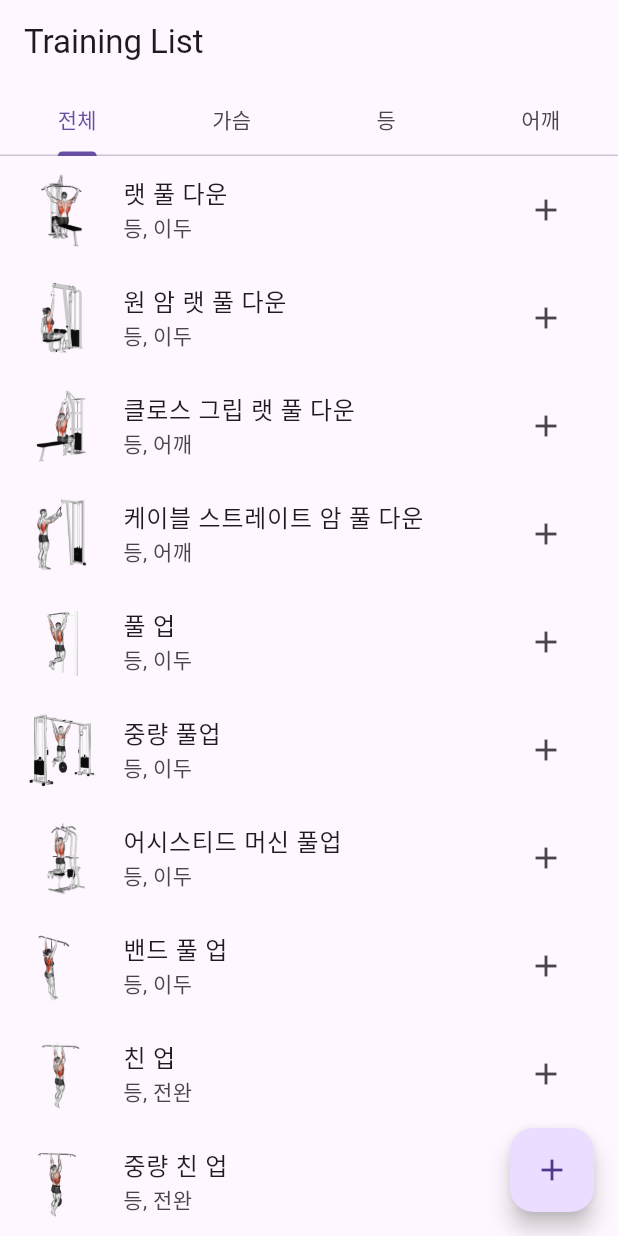
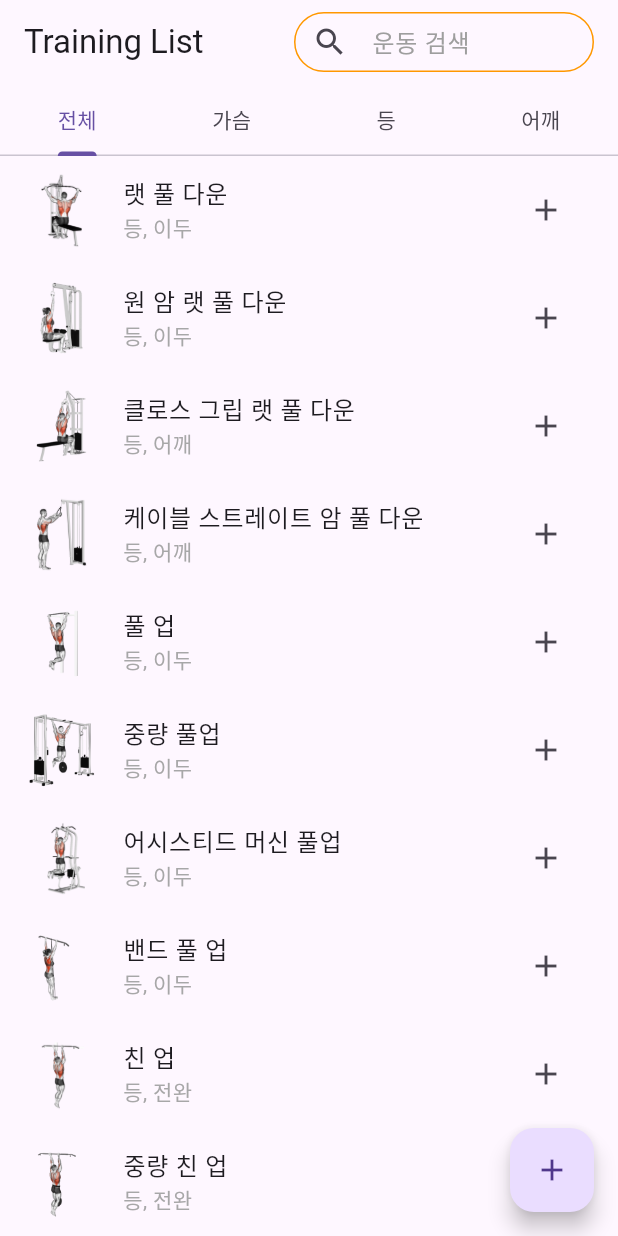
Before and after one commit to choihojean/fitnessapp_capstone, a Flutter app: the ScreenTrainingList screen opened directly with empty values, on a phone screen of 412 x 824 dp. Run offline on Flutter 3.47's test engine with Material 3 defaults, Android fonts, the phone set to English and light mode, and no system bars; our stand-ins replace image_picker, shared_preferences, sqflite, table_calendar; accounts and stored records are empty.

Commit message:
feat, refactor: like 검색 기능 추가 및 UI 수정

```diff
--- a/knufit/lib/screen/screen_training_list.dart
+++ b/knufit/lib/screen/screen_training_list.dart
@@ -2,10 +2,18 @@ import 'package:flutter/material.dart';
 import '../../database/db_helper.dart'; // DBHelper 클래스를 import
 import '../training_list.dart';
 
-class ScreenTrainingList extends StatelessWidget {
+class ScreenTrainingList extends StatefulWidget {
   final Map<String, dynamic> user; // 사용자 정보를 받을 변수
 
   ScreenTrainingList({required this.user, Key? key}) : super(key: key);
+
+  @override
+  _ScreenTrainingListState createState() => _ScreenTrainingListState();
+}
+
+class _ScreenTrainingListState extends State<ScreenTrainingList> {
+  String searchQuery = ''; // 검색어를 저장할 변수
+  TextEditingController searchController = TextEditingController();
 
   @override
   Widget build(BuildContext context) {
@@ -15,6 +23,53 @@ class ScreenTrainingList extends StatelessWidget {
         appBar: AppBar(
           title: Text('Training List'),
           automaticallyImplyLeading: false, // 뒤로 가기 버튼 삭제
+          actions: [
+            Padding(
+              padding: const EdgeInsets.symmetric(vertical: 8.0, horizontal: 16.0),
+              child: Container(
+                width: 200,
+                child: TextField(
+                  controller: searchController,
+                  decoration: InputDecoration(
+                    hintText: '운동 검색',
+                    prefixIcon: Icon(Icons.search),
+                    suffixIcon: searchController.text.isNotEmpty
+                        ? IconButton(
+                            icon: Icon(Icons.cancel, color: Colors.grey),
+                            onPressed: () {
+                              setState(() {
+                                searchController.clear();
+                                searchQuery = '';
+                              });
+                            },
+                          )
+                        : null,
+                    border: OutlineInputBorder(
+                      borderRadius: BorderRadius.circular(30),
+                      borderSide: BorderSide(color: Colors.orange), // 테두리 색상 설정
+                    ),
+                    focusedBorder: OutlineInputBorder(
+                      borderRadius: BorderRadius.circular(30),
+                      borderSide: BorderSide(color: Colors.orange), // 포커스 시 테두리 색상 설정
+                    ),
+                    enabledBorder: OutlineInputBorder(
+                      borderRadius: BorderRadius.circular(30),
+                      borderSide: BorderSide(color: Colors.orange), // 활성화된 상태의 테두리 색상 설정
+                    ),
+                    contentPadding: EdgeInsets.symmetric(vertical: 5.0, horizontal: 20.0), // 텍스트 위치 조정
+                    hintStyle: TextStyle(
+                      color: Colors.grey, // 힌트 텍스트 색상 설정
+                    ),
+                  ),
+                  onChanged: (value) {
+                    setState(() {
+                      searchQuery = value.toLowerCase(); // 검색어를 저장하고 소문자로 변환
+                    });
+                  },
+                ),
+              ),
+            ),
+          ],
           bottom: TabBar(
             tabs: [
               Tab(text: '전체'),
@@ -51,7 +106,12 @@ class ScreenTrainingList extends StatelessWidget {
       filteredItems = items.where((item) => item['category'] == category).toList();
     }
 
-    print('Filtered items for $category: ${filteredItems.length}'); // 필터링된 항목의 수를 출력
+    // 검색어가 있을 경우 필터링
+    if (searchQuery.isNotEmpty) {
+      filteredItems = filteredItems
+          .where((item) => item['title']!.toLowerCase().contains(searchQuery))
+          .toList();
+    }
 
     return ListView.builder(
       itemCount: filteredItems.length,
@@ -65,7 +125,12 @@ class ScreenTrainingList extends StatelessWidget {
             fit: BoxFit.contain,
           ),
           title: Text(item['title']!),
-          subtitle: Text(item['subtitle']!),
+          subtitle: Text(
+            item['subtitle']!,
+            style: TextStyle(
+              color: Colors.grey.withOpacity(0.9), // subtitle의 투명도 설정
+            ),
+          ),
           trailing: IconButton(
             icon: Icon(Icons.add),
             onPressed: () {
@@ -104,7 +169,7 @@ class ScreenTrainingList extends StatelessWidget {
                   if (_isValidTableName(input)) {
                     // DBHelper 인스턴스를 생성하여 새로운 테이블을 생성하는 메소드 호출
                     final dbHelper = DBHelper();
-                    await dbHelper.createRoutineTable(user['id'], input); // 사용자 ID 포함
+                    await dbHelper.createRoutineTable(widget.user['id'], input); // 사용자 ID 포함
                     Navigator.of(context).pop();
                   } else {
                     // 유효하지 않은 이름인 경우 스낵바 표시
```
